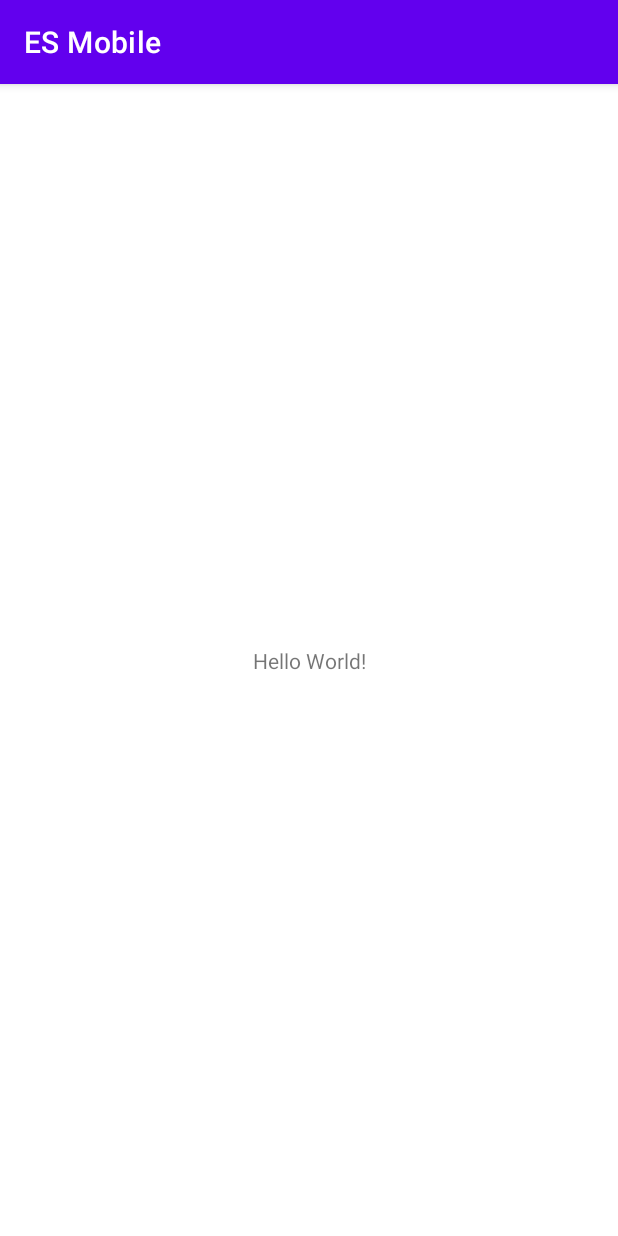
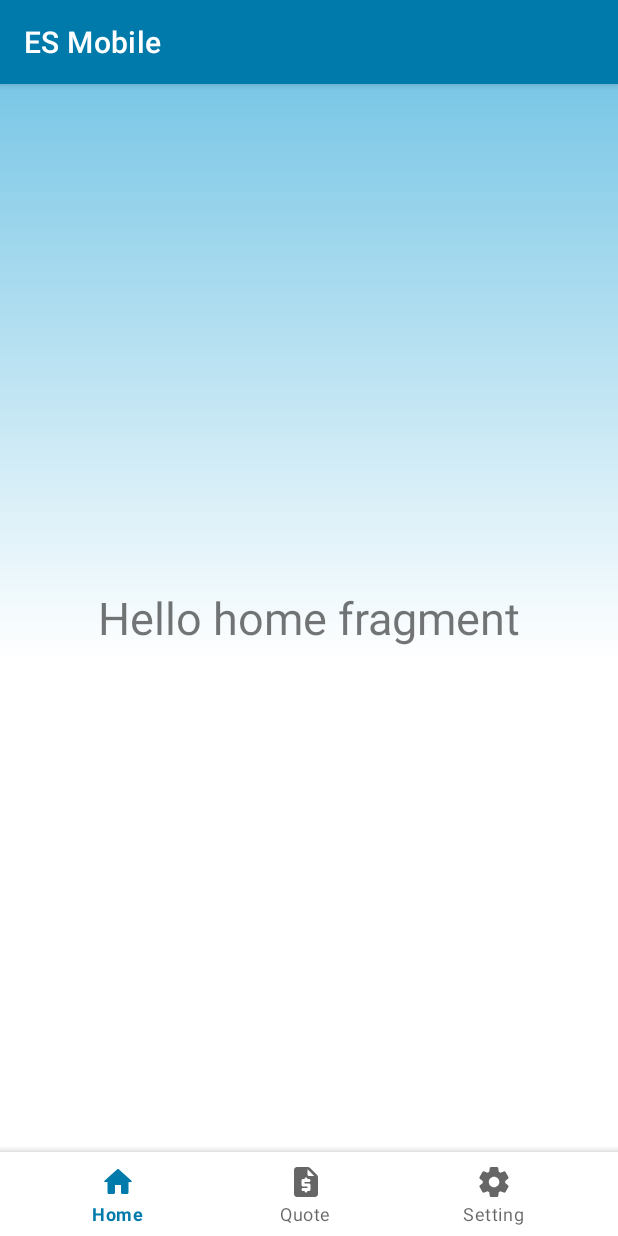
Before and after one commit to XueTang422/es-mobile, an Android app: the screen it shows after launch (MainActivity), on a phone screen of 412 x 824 dp. Run offline under Robolectric (Android 15) with nearby library versions, the phone set to English and light mode, and no system bars; our stand-ins replace navigation-ui.

Commit message:
Set up bottom navigation and content fragments

```diff
--- /dev/null
+++ b/app/src/main/java/com/example/esmobile/Fragments/HomeFragment.java
@@ -0,0 +1,20 @@
+package com.example.esmobile.Fragments;
+
+import android.os.Bundle;
+
+import androidx.fragment.app.Fragment;
+
+import android.view.LayoutInflater;
+import android.view.View;
+import android.view.ViewGroup;
+
+import com.example.esmobile.R;
+
+public class HomeFragment extends Fragment {
+    @Override
+    public View onCreateView(LayoutInflater inflater, ViewGroup container,
+                             Bundle savedInstanceState) {
+        // Inflate the layout for this fragment
+        return inflater.inflate(R.layout.fragment_home, container, false);
+    }
+}
--- a/app/src/main/java/com/example/esmobile/MainActivity.java
+++ b/app/src/main/java/com/example/esmobile/MainActivity.java
@@ -1,14 +1,59 @@
 package com.example.esmobile;
 
 import androidx.appcompat.app.AppCompatActivity;
+import androidx.fragment.app.Fragment;
+import androidx.fragment.app.FragmentManager;
+import androidx.fragment.app.FragmentTransaction;
+import androidx.navigation.NavController;
+import androidx.navigation.Navigation;
+import androidx.navigation.ui.AppBarConfiguration;
+import androidx.navigation.ui.NavigationUI;
 
+import android.os.Build;
 import android.os.Bundle;
+import android.view.Window;
+import android.view.WindowManager;
 
+import com.example.esmobile.Fragments.HomeFragment;
+import com.example.esmobile.Fragments.QuotingFragment;
+import com.example.esmobile.Fragments.SettingFragment;
+import com.google.android.material.bottomnavigation.BottomNavigationView;
+//import android.databinding.DataBindingUtil;
+import com.example.esmobile.databinding.ActivityMainBinding;
 public class MainActivity extends AppCompatActivity {
+    private ActivityMainBinding binding;
 
     @Override
     protected void onCreate(Bundle savedInstanceState) {
         super.onCreate(savedInstanceState);
-        setContentView(R.layout.activity_main);
+        binding = ActivityMainBinding.inflate(getLayoutInflater());
+        setContentView(binding.getRoot());
+
+        replaceFragment(new HomeFragment());
+        binding.bottomNavigationView.setBackground(null);
+
+        binding.bottomNavigationView.setOnItemSelectedListener(item -> {
+            switch(item.getItemId()) {
+                case R.id.navigation_home:
+                    replaceFragment(new HomeFragment());
+                    break;
+                case R.id.navigation_request_quote:
+                    replaceFragment(new QuotingFragment());
+                    break;
+                case R.id.navigation_setting:
+                    replaceFragment(new SettingFragment());
+                    break;
+            }
+            return true;
+        });
+        AppBarConfiguration appBarConfiguration = new AppBarConfiguration.Builder(
+                R.id.navigation_home
+        ).build();
+    }
+    private void replaceFragment(Fragment fragment){
+        FragmentManager fragmentManager = getSupportFragmentManager();
+        FragmentTransaction fragmentTransaction = fragmentManager.beginTransaction();
+        fragmentTransaction.replace(R.id.frame_layout, fragment);
+        fragmentTransaction.commit();
     }
 }
--- /dev/null
+++ b/app/src/main/res/drawable/blue_gradient_background.xml
@@ -0,0 +1,12 @@
+<?xml version="1.0" encoding="utf-8"?>
+<shape
+    android:shape = "rectangle"
+    xmlns:android = "http://schemas.android.com/apk/res/android" >
+
+    <gradient
+        android:startColor = "#7AC7E6"
+        android:centerColor = "@color/white"
+        android:endColor = "@color/white"
+        android:angle = "270"
+        android:type = "linear" />
+</shape>
--- /dev/null
+++ b/app/src/main/res/drawable/round_home_24.xml
@@ -0,0 +1,5 @@
+<vector android:height="24dp" android:tint="#A2A2A2"
+    android:viewportHeight="24" android:viewportWidth="24"
+    android:width="24dp" xmlns:android="http://schemas.android.com/apk/res/android">
+    <path android:fillColor="@android:color/white" android:pathData="M10,19v-5h4v5c0,0.55 0.45,1 1,1h3c0.55,0 1,-0.45 1,-1v-7h1.7c0.46,0 0.68,-0.57 0.33,-0.87L12.67,3.6c-0.38,-0.34 -0.96,-0.34 -1.34,0l-8.36,7.53c-0.34,0.3 -0.13,0.87 0.33,0.87H5v7c0,0.55 0.45,1 1,1h3c0.55,0 1,-0.45 1,-1z"/>
+</vector>
--- /dev/null
+++ b/app/src/main/res/drawable/round_request_quote_24.xml
@@ -0,0 +1,5 @@
+<vector android:height="24dp" android:tint="#A2A2A2"
+    android:viewportHeight="24" android:viewportWidth="24"
+    android:width="24dp" xmlns:android="http://schemas.android.com/apk/res/android">
+    <path android:fillColor="@android:color/white" android:pathData="M19.41,7.41l-4.83,-4.83C14.21,2.21 13.7,2 13.17,2H6C4.9,2 4.01,2.9 4.01,4L4,20c0,1.1 0.89,2 1.99,2H18c1.1,0 2,-0.9 2,-2V8.83C20,8.3 19.79,7.79 19.41,7.41zM14,13c0.55,0 1,0.45 1,1v3c0,0.55 -0.45,1 -1,1h-1c0,0.55 -0.45,1 -1,1s-1,-0.45 -1,-1h-1c-0.55,0 -1,-0.45 -1,-1c0,-0.55 0.45,-1 1,-1h3v-1h-3c-0.55,0 -1,-0.45 -1,-1v-3c0,-0.55 0.45,-1 1,-1h1c0,-0.55 0.45,-1 1,-1s1,0.45 1,1h1c0.55,0 1,0.45 1,1c0,0.55 -0.45,1 -1,1h-3v1H14zM14,8c-0.55,0 -1,-0.45 -1,-1V3.5L17.5,8H14z"/>
+</vector>
--- /dev/null
+++ b/app/src/main/res/drawable/round_settings_24.xml
@@ -0,0 +1,5 @@
+<vector android:height="24dp" android:tint="#A2A2A2"
+    android:viewportHeight="24" android:viewportWidth="24"
+    android:width="24dp" xmlns:android="http://schemas.android.com/apk/res/android">
+    <path android:fillColor="@android:color/white" android:pathData="M19.5,12c0,-0.23 -0.01,-0.45 -0.03,-0.68l1.86,-1.41c0.4,-0.3 0.51,-0.86 0.26,-1.3l-1.87,-3.23c-0.25,-0.44 -0.79,-0.62 -1.25,-0.42l-2.15,0.91c-0.37,-0.26 -0.76,-0.49 -1.17,-0.68l-0.29,-2.31C14.8,2.38 14.37,2 13.87,2h-3.73C9.63,2 9.2,2.38 9.14,2.88L8.85,5.19c-0.41,0.19 -0.8,0.42 -1.17,0.68L5.53,4.96c-0.46,-0.2 -1,-0.02 -1.25,0.42L2.41,8.62c-0.25,0.44 -0.14,0.99 0.26,1.3l1.86,1.41C4.51,11.55 4.5,11.77 4.5,12s0.01,0.45 0.03,0.68l-1.86,1.41c-0.4,0.3 -0.51,0.86 -0.26,1.3l1.87,3.23c0.25,0.44 0.79,0.62 1.25,0.42l2.15,-0.91c0.37,0.26 0.76,0.49 1.17,0.68l0.29,2.31C9.2,21.62 9.63,22 10.13,22h3.73c0.5,0 0.93,-0.38 0.99,-0.88l0.29,-2.31c0.41,-0.19 0.8,-0.42 1.17,-0.68l2.15,0.91c0.46,0.2 1,0.02 1.25,-0.42l1.87,-3.23c0.25,-0.44 0.14,-0.99 -0.26,-1.3l-1.86,-1.41C19.49,12.45 19.5,12.23 19.5,12zM12.04,15.5c-1.93,0 -3.5,-1.57 -3.5,-3.5s1.57,-3.5 3.5,-3.5s3.5,1.57 3.5,3.5S13.97,15.5 12.04,15.5z"/>
+</vector>
--- a/app/src/main/res/layout/activity_main.xml
+++ b/app/src/main/res/layout/activity_main.xml
@@ -4,15 +4,36 @@
     xmlns:tools="http://schemas.android.com/tools"
     android:layout_width="match_parent"
     android:layout_height="match_parent"
+    android:background = "@drawable/blue_gradient_background"
     tools:context=".MainActivity">
 
-    <TextView
-        android:layout_width="wrap_content"
+    <FrameLayout
+        android:id="@+id/frame_layout"
+        android:layout_width="match_parent"
+        android:layout_height="0dp"
+        app:layout_constraintTop_toTopOf="parent"
+        app:layout_constraintBottom_toTopOf="@+id/bottom_nav_view" />
+
+    <com.google.android.material.bottomappbar.BottomAppBar
+        android:id="@+id/bottom_nav_view"
+        android:layout_width="match_parent"
         android:layout_height="wrap_content"
-        android:text="Hello World!"
+        android:layout_gravity="bottom"
         app:layout_constraintBottom_toBottomOf="parent"
         app:layout_constraintEnd_toEndOf="parent"
-        app:layout_constraintStart_toStartOf="parent"
-        app:layout_constraintTop_toTopOf="parent" />
+        app:layout_constraintHorizontal_bias="0.0"
+        app:layout_constraintStart_toStartOf="parent">
+
+        <com.google.android.material.bottomnavigation.BottomNavigationView
+            android:id="@+id/bottomNavigationView"
+            android:layout_width="wrap_content"
+            android:layout_height="wrap_content"
+            android:layout_marginEnd="20dp"
+            app:labelVisibilityMode="labeled"
+            app:menu="@menu/bottom_nav_menu" />
+
+    </com.google.android.material.bottomappbar.BottomAppBar>
+
+
 
 </androidx.constraintlayout.widget.ConstraintLayout>
--- /dev/null
+++ b/app/src/main/res/layout/fragment_home.xml
@@ -0,0 +1,16 @@
+<?xml version="1.0" encoding="utf-8"?>
+<FrameLayout xmlns:android="http://schemas.android.com/apk/res/android"
+    xmlns:tools="http://schemas.android.com/tools"
+    android:layout_width="match_parent"
+    android:layout_height="match_parent"
+    android:layout_margin="15dp"
+    tools:context=".Fragments.HomeFragment">
+
+    <TextView
+        android:layout_width="match_parent"
+        android:layout_height="match_parent"
+        android:textSize="30dp"
+        android:gravity="center"
+        android:text="@string/home_fragment" />
+
+</FrameLayout>
--- /dev/null
+++ b/app/src/main/res/menu/bottom_nav_menu.xml
@@ -0,0 +1,15 @@
+<?xml version="1.0" encoding="utf-8"?>
+<menu xmlns:android="http://schemas.android.com/apk/res/android">
+    <item
+        android:id="@+id/navigation_home"
+        android:icon="@drawable/round_home_24"
+        android:title="Home" />
+    <item
+        android:id="@+id/navigation_request_quote"
+        android:icon="@drawable/round_request_quote_24"
+        android:title="Quote" />
+    <item
+        android:id="@+id/navigation_setting"
+        android:icon="@drawable/round_settings_24"
+        android:title="Setting" />
+</menu>
--- a/app/src/main/res/values/colors.xml
+++ b/app/src/main/res/values/colors.xml
@@ -7,4 +7,6 @@
     <color name="teal_700">#FF018786</color>
     <color name="black">#FF000000</color>
     <color name="white">#FFFFFFFF</color>
+    <color name="primary">#007aab</color>
+    <color name="primaryVariant">#005C81</color>
 </resources>
--- a/app/src/main/res/values/strings.xml
+++ b/app/src/main/res/values/strings.xml
@@ -1,3 +1,6 @@
 <resources>
     <string name="app_name">ES Mobile</string>
+    <string name="nav_home_name">EnergySage</string>
+    <!-- TODO: Remove or change this placeholder text -->
+    <string name="home_fragment">Hello home fragment</string>
 </resources>
--- a/app/src/main/res/values/themes.xml
+++ b/app/src/main/res/values/themes.xml
@@ -2,15 +2,15 @@
     <!-- Base application theme. -->
     <style name="Theme.ESMobile" parent="Theme.MaterialComponents.DayNight.DarkActionBar">
         <!-- Primary brand color. -->
-        <item name="colorPrimary">@color/purple_500</item>
-        <item name="colorPrimaryVariant">@color/purple_700</item>
+        <item name="colorPrimary">@color/primary</item>
+        <item name="colorPrimaryVariant">@color/primary</item>
         <item name="colorOnPrimary">@color/white</item>
         <!-- Secondary brand color. -->
         <item name="colorSecondary">@color/teal_200</item>
         <item name="colorSecondaryVariant">@color/teal_700</item>
         <item name="colorOnSecondary">@color/black</item>
         <!-- Status bar color. -->
-        <item name="android:statusBarColor">?attr/colorPrimaryVariant</item>
+        <item name="android:statusBarColor">@color/primary</item>
         <!-- Customize your theme here. -->
     </style>
 </resources>
```
Also changed, not shown: app/build.gradle (+11 -0 lines), app/src/main/java/com/example/esmobile/Fragments/QuotingFragment.java (added, +20 -0 lines), app/src/main/java/com/example/esmobile/Fragments/SettingFragment.java (added, +20 -0 lines), app/src/main/res/layout/fragment_quoting.xml (added, +17 -0 lines), app/src/main/res/layout/fragment_setting.xml (added, +17 -0 lines), app/src/main/res/navigation/nav_graph.xml (added, +14 -0 lines).
